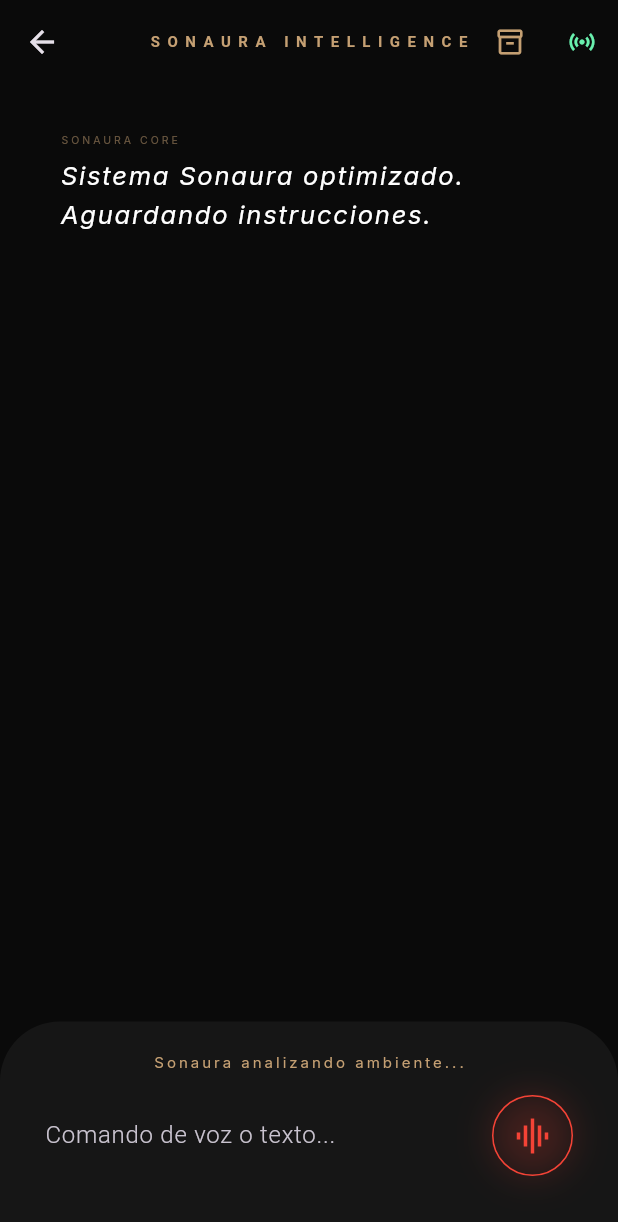
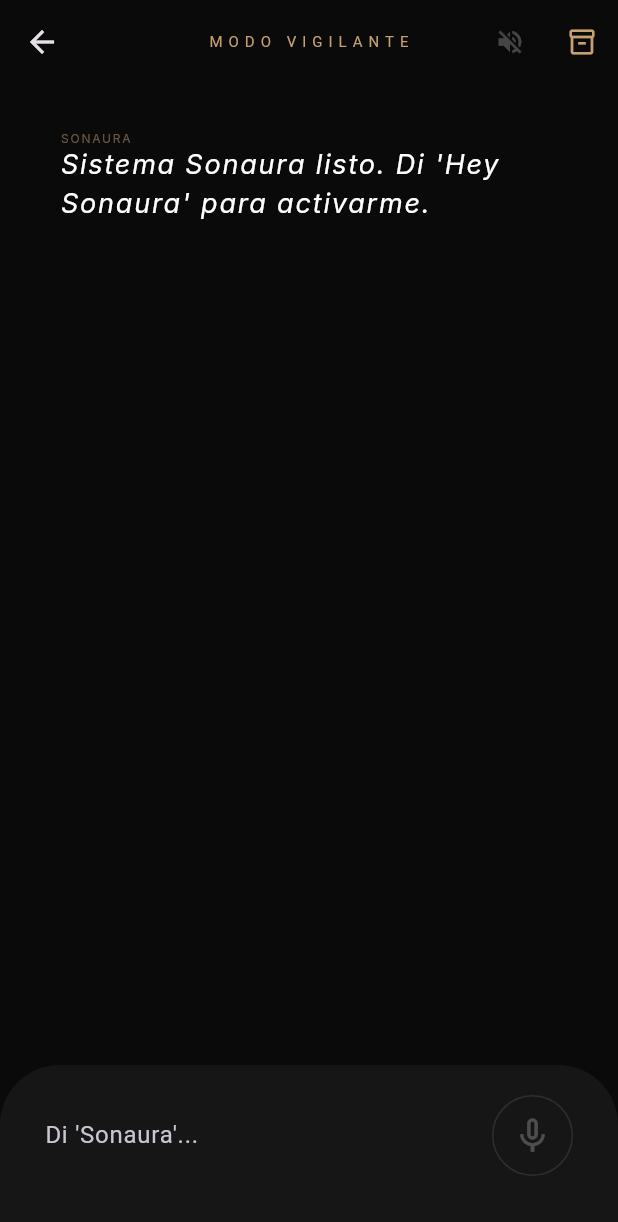
Before and after one commit to nikomezkiritz8/sonaura, a Flutter app: the ChatSonaura screen opened directly with empty values, on a phone screen of 412 x 824 dp. Shown: the top 1222 px of the screen. Run offline on Flutter 3.47's test engine with Material 3 defaults, Android fonts, the phone set to English and light mode, and no system bars; our stand-ins replace flutter_tts, google_fonts, just_audio, permission_handler, speech_to_text.

Commit message:
Sonaura: Implementado Wake Word e incremento de paciencia en escucha

```diff
--- a/lib/ui/chat_screen.dart
+++ b/lib/ui/chat_screen.dart
@@ -23,7 +23,7 @@
   final SonauraAI _ai = SonauraAI();
   final VoiceService _voice = VoiceService();
   bool _isTyping = false;
-  bool _isListening = false;
+  bool _isActivated = false; // ¿Ha escuchado "Sonaura"?
   bool _autoListen = true;
 
   @override
@@ -34,22 +34,35 @@
 
   void _bootSonaura() async {
     await _voice.init();
-    _speakAndDisplay("Sistema Sonaura optimizado. Aguardando instrucciones.");
+    _speakAndDisplay("Sistema Sonaura listo. Di 'Hey Sonaura' para activarme.");
     _startListeningLoop();
   }
 
   void _startListeningLoop() {
     if (!mounted || _isTyping || !_autoListen) return;
-    setState(() => _isListening = true);
+
     _voice.escuchar(
-      onResult: (t) => setState(() => _controller.text = t),
+      onResult: (t) {
+        setState(() => _controller.text = t);
+        // LÓGICA WAKE WORD
+        if (t.toLowerCase().contains("sonaura") && !_isActivated) {
+          setState(() => _isActivated = true);
+        }
+      },
       onComplete: () {
         if (_controller.text.isNotEmpty) {
           String val = _controller.text;
           _controller.clear();
-          _handleInput(val);
+
+          if (_isActivated || val.toLowerCase().contains("sonaura")) {
+             setState(() => _isActivated = false);
+             _handleInput(val);
+          } else {
+             // Si habló pero no dijo Sonaura, volvemos a escuchar en silencio
+             _startListeningLoop();
+          }
         } else {
-          Future.delayed(const Duration(seconds: 1), () => _startListeningLoop());
+          Future.delayed(const Duration(milliseconds: 500), () => _startListeningLoop());
         }
       }
     );
@@ -59,7 +72,6 @@
     setState(() {
       _messages.add({"role": "user", "text": text});
       _isTyping = true;
-      _isListening = false;
     });
 
     String response = await _ai.preguntar(text);
@@ -81,8 +93,8 @@
       _execSearch(response.split("[SEARCH_ALBUM:")[1].split("]")[0], true);
     } else if (response.contains("[SEARCH_TRACK:")) {
       _execSearch(response.split("[SEARCH_TRACK:")[1].split("]")[0], false);
-    } else if (response.contains("[OPEN_LIBRARY]") || text.toLowerCase().contains("biblioteca")) {
-      _navToLibrary();
+    } else if (text.toLowerCase().contains("biblioteca")) {
+      Navigator.push(context, MaterialPageRoute(builder: (c) => LibraryScreen(appId: widget.appId, appSecret: widget.appSecret, token: widget.token)));
     }
   }
 
@@ -97,8 +109,6 @@
     }
   }
 
-  void _navToLibrary() => Navigator.push(context, MaterialPageRoute(builder: (c) => LibraryScreen(appId: widget.appId, appSecret: widget.appSecret, token: widget.token)));
-
   void _speakAndDisplay(String t) {
     setState(() => _messages.add({"role": "sonaura", "text": t}));
     _voice.hablar(t);
@@ -110,11 +120,11 @@
       backgroundColor: SonauraColors.background,
       appBar: AppBar(
         backgroundColor: Colors.transparent, elevation: 0,
-        title: const Text("SONAURA INTELLIGENCE", style: TextStyle(fontSize: 10, letterSpacing: 5, fontWeight: FontWeight.bold, color: SonauraColors.accentGold)),
+        title: Text(_isActivated ? "ESCUCHANDO..." : "MODO VIGILANTE", style: TextStyle(fontSize: 10, letterSpacing: 4, color: _isActivated ? Colors.red : SonauraColors.accentGold)),
         centerTitle: true,
         actions: [
-          IconButton(icon: Icon(Icons.inventory_2_outlined, color: SonauraColors.accentGold, size: 20), onPressed: _navToLibrary),
-          IconButton(icon: Icon(_autoListen ? Icons.sensors : Icons.sensors_off, color: _autoListen ? Colors.greenAccent : Colors.red, size: 20), onPressed: () => setState(() => _autoListen = !_autoListen)),
+          IconButton(icon: const Icon(Icons.volume_off, color: Colors.white24, size: 20), onPressed: () => _voice.detenerHabla()),
+          IconButton(icon: Icon(Icons.inventory_2_outlined, color: SonauraColors.accentGold, size: 20), onPressed: () => Navigator.push(context, MaterialPageRoute(builder: (c) => LibraryScreen(appId: widget.appId, appSecret: widget.appSecret, token: widget.token)))),
         ],
       ),
       body: Column(
@@ -127,14 +137,12 @@
                 final m = _messages[index];
                 bool isUser = m["role"] == "user";
                 return Padding(
-                  padding: const EdgeInsets.symmetric(vertical: 12),
+                  padding: const EdgeInsets.symmetric(vertical: 10),
                   child: Column(
                     crossAxisAlignment: isUser ? CrossAxisAlignment.end : CrossAxisAlignment.start,
                     children: [
-                      Text(isUser ? "USUARIO" : "SONAURA CORE", style: TextStyle(fontSize: 7, color: SonauraColors.accentGold.withOpacity(0.5), letterSpacing: 2)),
-                      const SizedBox(height: 6),
-                      Text(m["text"]!.replaceAll(RegExp(r'\[.*?\]'), '').trim(),
-                           style: TextStyle(fontSize: 17, height: 1.5, color: isUser ? Colors.white60 : Colors.white, fontStyle: isUser ? FontStyle.normal : FontStyle.italic)),
+                      Text(isUser ? "USUARIO" : "SONAURA", style: TextStyle(fontSize: 8, color: SonauraColors.accentGold.withOpacity(0.5))),
+                      Text(m["text"]!.replaceAll(RegExp(r'\[.*?\]'), '').trim(), style: TextStyle(fontSize: 18, color: isUser ? Colors.white70 : Colors.white, fontStyle: isUser ? FontStyle.normal : FontStyle.italic)),
                     ],
                   ),
                 );
@@ -143,32 +151,25 @@
           ),
           if (_isTyping) const LinearProgressIndicator(color: SonauraColors.accentGold, backgroundColor: Colors.transparent),
 
-          // --- ÁREA DE CONTROL INFERIOR ---
           Container(
             padding: const EdgeInsets.fromLTRB(30, 20, 30, 40),
             decoration: const BoxDecoration(color: SonauraColors.surface, borderRadius: BorderRadius.vertical(top: Radius.circular(40))),
             child: Column(
               children: [
-                if (_isListening) const Padding(padding: EdgeInsets.only(bottom: 15), child: Text("Sonaura analizando ambiente...", style: TextStyle(color: SonauraColors.accentGold, fontSize: 10, letterSpacing: 2))),
                 Row(
                   children: [
-                    Expanded(child: TextField(controller: _controller, style: const TextStyle(color: Colors.white, fontWeight: FontWeight.w300), decoration: const InputDecoration(hintText: "Comando de voz o texto...", border: InputBorder.none))),
+                    Expanded(child: TextField(controller: _controller, style: const TextStyle(color: Colors.white), decoration: InputDecoration(hintText: _isActivated ? "Te escucho..." : "Di 'Sonaura'...", border: InputBorder.none))),
 
-                    // BOTÓN PARA HACER CALLAR A LA IA
-                    if (!_isListening)
-                      IconButton(
-                        icon: const Icon(Icons.volume_off_rounded, color: Colors.white24, size: 24),
-                        onPressed: () => _voice.detenerHabla(),
-                        tooltip: "Silenciar voz de Sonaura",
-                      ),
-
-                    const SizedBox(width: 10),
-
+                    // BOTÓN VISUAL WAKE WORD
                     AnimatedContainer(
                       duration: const Duration(milliseconds: 300),
                       padding: const EdgeInsets.all(12),
-                      decoration: BoxDecoration(shape: BoxShape.circle, border: Border.all(color: _isListening ? Colors.red : SonauraColors.accentGold.withOpacity(0.1)), boxShadow: _isListening ? [BoxShadow(color: Colors.red.withOpacity(0.2), blurRadius: 20)] : []),
-                      child: Icon(_isListening ? Icons.graphic_eq : Icons.mic_none, color: _isListening ? Colors.red : SonauraColors.accentGold, size: 28),
+                      decoration: BoxDecoration(
+                        shape: BoxShape.circle,
+                        border: Border.all(color: _isActivated ? Colors.red : Colors.white10),
+                        boxShadow: _isActivated ? [BoxShadow(color: Colors.red.withOpacity(0.5), blurRadius: 20)] : []
+                      ),
+                      child: Icon(_isActivated ? Icons.graphic_eq : Icons.mic_none, color: _isActivated ? Colors.red : Colors.white24, size: 28),
                     ),
                   ],
                 ),
```
Also changed, not shown: lib/services/voice_service.dart (+7 -10 lines).
